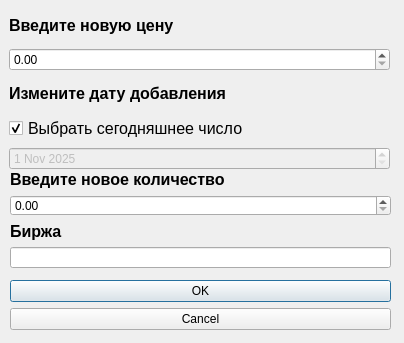
DreWeRs/tokens_tracker, file resources/edit_token_window.ui: the form before one commit.
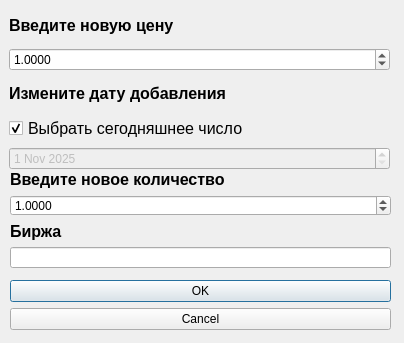
The form after the commit.

The edit to the form file:
```diff
--- a/resources/edit_token_window.ui
+++ b/resources/edit_token_window.ui
@@ -10,6 +10,18 @@
     <height>343</height>
    </rect>
   </property>
+  <property name="minimumSize">
+   <size>
+    <width>404</width>
+    <height>343</height>
+   </size>
+  </property>
+  <property name="maximumSize">
+   <size>
+    <width>404</width>
+    <height>343</height>
+   </size>
+  </property>
   <property name="windowTitle">
    <string>Dialog</string>
   </property>
@@ -59,9 +71,18 @@
       <property name="enabled">
        <bool>true</bool>
       </property>
+      <property name="decimals">
+       <number>4</number>
+      </property>
+      <property name="minimum">
+       <double>0.000100000000000</double>
+      </property>
       <property name="maximum">
        <double>10000000000000000.000000000000000</double>
       </property>
+      <property name="value">
+       <double>1.000000000000000</double>
+      </property>
      </widget>
     </item>
     <item>
@@ -136,7 +157,20 @@
      </widget>
     </item>
     <item>
-     <widget class="QDoubleSpinBox" name="amountBox"/>
+     <widget class="QDoubleSpinBox" name="amountBox">
+      <property name="decimals">
+       <number>4</number>
+      </property>
+      <property name="minimum">
+       <double>0.000100000000000</double>
+      </property>
+      <property name="maximum">
+       <double>10000000000.000000000000000</double>
+      </property>
+      <property name="value">
+       <double>1.000000000000000</double>
+      </property>
+     </widget>
     </item>
     <item>
      <widget class="QLabel" name="label_5">
```
